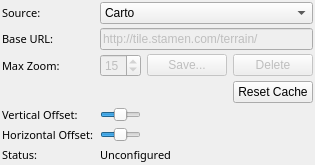
Before: the Qt Designer form tile_map/src/tile_map_config.ui in RobotnikAutomation/mapviz, drawn with Qt 5.
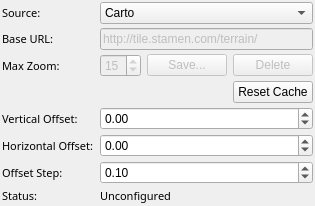
After: the same form once the commit is applied.

Commit message: offset now as spinboxes

What changed in the file:
```diff
--- a/tile_map/src/tile_map_config.ui
+++ b/tile_map/src/tile_map_config.ui
@@ -49,7 +49,7 @@
      </property>
     </widget>
    </item>
-   <item row="9" column="1" colspan="3">
+   <item row="10" column="1" colspan="3">
     <widget class="QLabel" name="status">
      <property name="font">
       <font>
@@ -202,19 +202,22 @@
      </property>
     </widget>
    </item>
-   <item row="7" column="1">
-    <widget class="QSlider" name="vertical_offset">
+   <item row="7" column="1" colspan="3">
+    <widget class="QDoubleSpinBox" name="vertical_offset">
      <property name="minimum">
-      <number>-1000</number>
+      <double>-100.000000000000000</double>
      </property>
      <property name="maximum">
-      <number>1000</number>
+      <double>100.000000000000000</double>
+     </property>
+     <property name="singleStep">
+      <double>0.100000000000000</double>
+     </property>
+     <property name="decimals">
+      <number>2</number>
      </property>
      <property name="value">
-      <number>0</number>
-     </property>
-     <property name="orientation">
-      <enum>Qt::Horizontal</enum>
+      <double>0.000000000000000</double>
      </property>
     </widget>
    </item>
@@ -231,23 +234,58 @@
      </property>
     </widget>
    </item>
-   <item row="8" column="1">
-    <widget class="QSlider" name="horizontal_offset">
+   <item row="8" column="1" colspan="3">
+    <widget class="QDoubleSpinBox" name="horizontal_offset">
      <property name="minimum">
-      <number>-1000</number>
+      <double>-100.000000000000000</double>
      </property>
      <property name="maximum">
-      <number>1000</number>
+      <double>100.000000000000000</double>
+     </property>
+     <property name="singleStep">
+      <double>0.100000000000000</double>
+     </property>
+     <property name="decimals">
+      <number>2</number>
      </property>
      <property name="value">
-      <number>0</number>
-     </property>
-     <property name="orientation">
-      <enum>Qt::Horizontal</enum>
+      <double>0.000000000000000</double>
      </property>
     </widget>
    </item>
    <item row="9" column="0">
+    <widget class="QLabel" name="label_offset_step">
+     <property name="font">
+      <font>
+       <family>Sans Serif</family>
+       <pointsize>8</pointsize>
+      </font>
+     </property>
+     <property name="text">
+      <string>Offset Step:</string>
+     </property>
+    </widget>
+   </item>
+   <item row="9" column="1" colspan="3">
+    <widget class="QDoubleSpinBox" name="offset_step">
+     <property name="minimum">
+      <double>0.010000000000000</double>
+     </property>
+     <property name="maximum">
+      <double>100.000000000000000</double>
+     </property>
+     <property name="singleStep">
+      <double>0.010000000000000</double>
+     </property>
+     <property name="decimals">
+      <number>2</number>
+     </property>
+     <property name="value">
+      <double>0.100000000000000</double>
+     </property>
+    </widget>
+   </item>
+   <item row="10" column="0">
     <widget class="QLabel" name="label_2">
      <property name="font">
       <font>
```
The commit also changes 2 other files.
